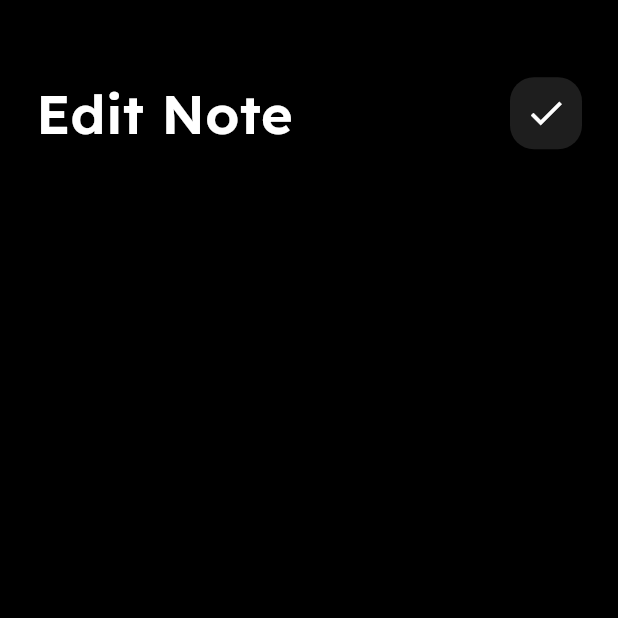
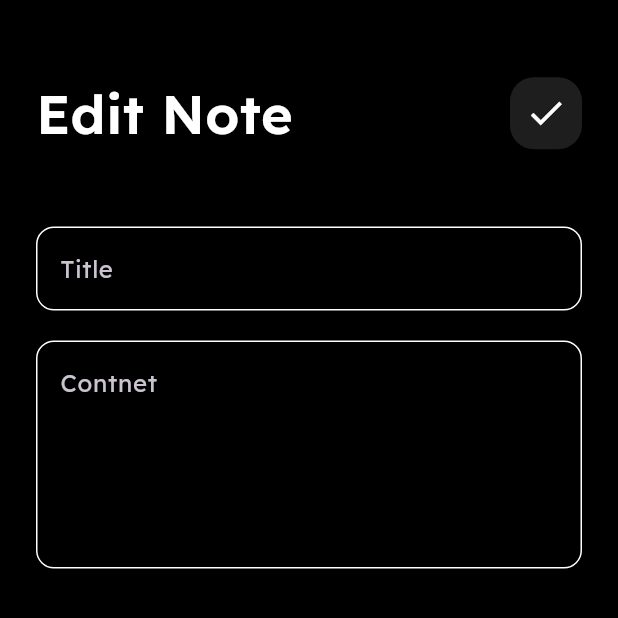
Before and after one commit to MahmooudHesham/notes_app, a Flutter app: the EditeNoteView screen opened directly, on a phone screen of 412 x 824 dp, the top half of it. Run offline on Flutter 3.47's test engine with Material 3 defaults, Android fonts, the phone set to English and light mode, and no system bars.

Commit message:
Finish edit note view UI

```diff
--- a/lib/widgets/edit_note_view_body.dart
+++ b/lib/widgets/edit_note_view_body.dart
@@ -1,5 +1,6 @@
 import 'package:flutter/material.dart';
 import 'package:notes_app/widgets/custom_app_bar.dart';
+import 'package:notes_app/widgets/cutsom_text_field.dart';
 
 class EditNoteViewBody extends StatelessWidget {
   const EditNoteViewBody({super.key});
@@ -12,6 +13,10 @@ class EditNoteViewBody extends StatelessWidget {
         children: [
           SizedBox(height: 50),
           CustomAppBar(title: 'Edit Note', icon: Icons.check),
+          SizedBox(height: 50),
+          CutsomTextfield(hint: 'Title'),
+          SizedBox(height: 20),
+          CutsomTextfield(hint: 'Contnet', maxLines: 5),
         ],
       ),
     );
```
